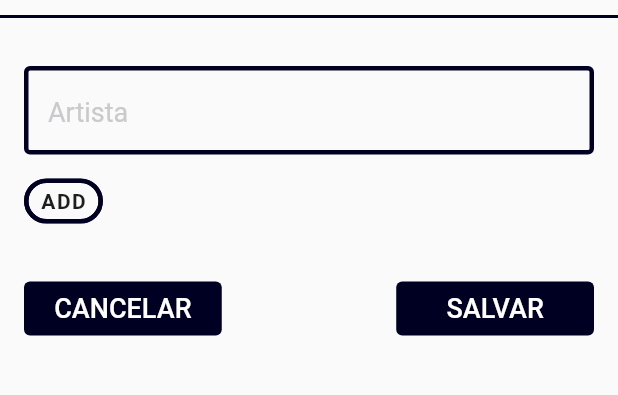
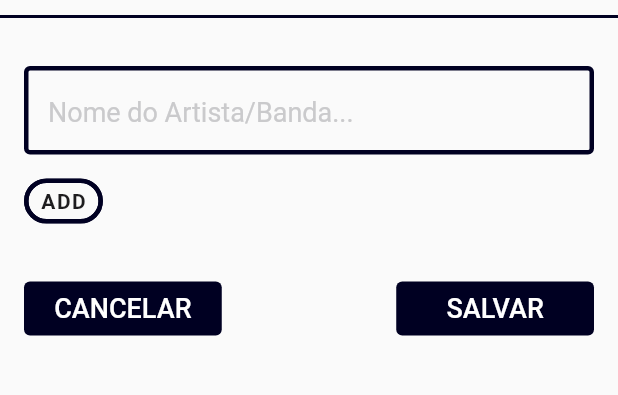
Before and after one commit to wurayan/OST_Tracker, a Flutter app: the CreateArtista screen opened directly, on a phone screen of 412 x 824 dp, the part 57-452 px from its top. Run offline on Flutter 3.47's test engine with Material 2 defaults, Android fonts, the phone set to English and light mode, and no system bars; our stand-ins replace bloc, cloud_firestore, firebase_auth, firebase_core, flutter_bloc, flutter_spinkit and 1 more; accounts and stored records are empty; Roboto replaces fonts that are missing (inter, oswald); statements that could not run were skipped.

Commit message:
Criação dos cards e criação de Artistas

```diff
--- /dev/null
+++ b/lib/components/autocomplete_textformfield.dart
@@ -0,0 +1,117 @@
+import 'package:flutter/material.dart';
+import 'package:flutter_bloc/flutter_bloc.dart';
+import 'package:ost_tracker_og/cubit/artista_cubit.dart';
+import 'package:ost_tracker_og/cubit/generic_state.dart';
+import 'package:ost_tracker_og/decoration/common.dart';
+import 'package:ost_tracker_og/decoration/shadows.dart';
+import 'package:ost_tracker_og/decoration/theme.dart';
+import 'package:ost_tracker_og/models/artista_model.dart';
+
+class AutocompleteTextformfield extends StatefulWidget {
+  final TextEditingController controller;
+  final String? hintText;
+  final double? width;
+  const AutocompleteTextformfield({
+    super.key,
+    required this.controller,
+    this.hintText,
+    this.width,
+  });
+
+  @override
+  State<AutocompleteTextformfield> createState() =>
+      _AutocompleteTextformfieldState();
+}
+
+class _AutocompleteTextformfieldState extends State<AutocompleteTextformfield> {
+  final ArtistaCubit _artista = ArtistaCubit();
+
+  @override
+  void initState() {
+    _artista.getArtistas();
+    super.initState();
+  }
+
+  @override
+  Widget build(BuildContext context) {
+    final double height = MediaQuery.sizeOf(context).height;
+    return BlocBuilder<ArtistaCubit, GenericState>(
+      bloc: _artista,
+      builder: (context, state) {
+        return Autocomplete<Artista>(
+          displayStringForOption: (option) => option.nome,
+          optionsBuilder: (textEditingValue) {
+            if (textEditingValue.text.isEmpty) {
+              return const Iterable<Artista>.empty();
+            } else if (state is ArtistaSuccess) {
+              return state.artistas.where((e) => e.nome
+                  .toLowerCase()
+                  .startsWith(textEditingValue.text.toLowerCase()));
+            } else if (state is ArtistaEmpty) {
+              return const Iterable.empty();
+            } else {
+              return [
+                Artista(
+                    id: "",
+                    nome: "carregando...",
+                    generos: [],
+                    dono: "",
+                    publico: false)
+              ].map((e) => e);
+            }
+          },
+          fieldViewBuilder:
+              (context, textEditingController, focusNode, onFieldSubmitted) =>
+                  TextField(
+                      controller: textEditingController,
+                      focusNode: focusNode,
+                      onTapOutside: (event) =>
+                          FocusManager.instance.primaryFocus!.unfocus(),
+                      onChanged: (value) => widget.controller.text = value,
+                      decoration: InputDecoration(
+                        enabledBorder: outline,
+                        focusedBorder: outline,
+                        errorBorder: error,
+                        focusedErrorBorder: error,
+                        hintText: widget.hintText,
+                        hintStyle: CustomTextTheme.hintText,
+                        contentPadding: const EdgeInsets.all(16),
+                      ),
+                      style: CustomTextTheme.hintText
+                          .copyWith(color: ColorTheme.text)),
+          onSelected: (option) {
+            widget.controller.text = option.nome;
+          },
+          optionsViewBuilder: (context, onSelected, options) => Material(
+            child: Align(
+              alignment: Alignment.topLeft,
+              child: Container(
+                decoration: BoxDecoration(
+                    boxShadow: const [Shadows.shadowMid],
+                    border: Border.all(color: ColorTheme.blackberry, width: 3),
+                    color: ColorTheme.white,
+                    borderRadius: BorderRadius.circular(4)),
+                width: widget.width ?? MediaQuery.sizeOf(context).width * 0.9,
+                height: options.isEmpty ? height * 0.05 : height * 0.3,
+                child: ListView.builder(
+                  padding: const EdgeInsets.all(10),
+                  itemCount: options.length,
+                  itemBuilder: (context, index) {
+                    final Artista artista = options.elementAt(index);
+                    return GestureDetector(
+                      onTap: () => onSelected(artista),
+                      child: Text(
+                        artista.nome,
+                        style: CustomTextTheme.hintText,
+                      ),
+                    );
+                  },
+                ),
+              ),
+            ),
+          ),
+        );
+      },
+    );
+  }
+}
--- a/lib/components/genero_chip.dart
+++ b/lib/components/genero_chip.dart
@@ -10,7 +10,7 @@ class GeneroChip extends StatelessWidget {
   @override
   Widget build(BuildContext context) {
     return Padding(
-      padding: const EdgeInsets.only(right: 12),
+      padding: const EdgeInsets.only(right: 8),
       child: Chip(
         label: Text(
           genero.nome,
--- a/lib/components/overflow_chip_itens.dart
+++ b/lib/components/overflow_chip_itens.dart
@@ -59,7 +59,7 @@ class MyDelegate extends MultiChildLayoutDelegate {
     // Carefully position each child until we run out of space.
     Offset offset = Offset.zero;
     for (int i = 0; i < _childrenCount; i++) {
-      if (offset.dx + childrenSizes[i].width < size.width) {
+      if (offset.dx + childrenSizes[i].width + 30 < size.width) {
         positionChild(i, offset);
         offset += Offset(childrenSizes[i].width, 0);
       } else {
@@ -71,5 +71,5 @@ class MyDelegate extends MultiChildLayoutDelegate {
   }
 
   @override
-  bool shouldRelayout(oldDelegate) => false;
+  bool shouldRelayout(oldDelegate) => true;
 }
--- a/lib/models/artista_model.dart
+++ b/lib/models/artista_model.dart
@@ -29,7 +29,7 @@ class Artista {
 
   static toMap(Artista artista) => {
         "nome": artista.nome,
-        "generos": artista.generos,
+        "generos": artista.generos.map((e) => e.id).toList(),
         "dono": artista.dono,
         "publico": artista.publico,
       };
--- a/lib/screens/artistas/assets/genero_wrap.dart
+++ b/lib/screens/artistas/assets/genero_wrap.dart
@@ -15,7 +15,6 @@ class _GeneroWrapState extends State<GeneroWrap> {
   @override
   Widget build(BuildContext context) {
     return Wrap(
-      // spacing: 6,
       runSpacing: 8,
       children: [..._generoChipBuilder()],
     );
--- a/lib/screens/artistas/create_artista.dart
+++ b/lib/screens/artistas/create_artista.dart
@@ -1,10 +1,12 @@
 import 'package:flutter/material.dart';
 import 'package:ost_tracker_og/components/appbar/appbar_custom.dart';
+import 'package:ost_tracker_og/components/autocomplete_textformfield.dart';
 import 'package:ost_tracker_og/components/button_row.dart';
 import 'package:ost_tracker_og/components/drawer/drawer_custom.dart';
-import 'package:ost_tracker_og/components/oneline_textformfield.dart';
+import 'package:ost_tracker_og/models/artista_model.dart';
 import 'package:ost_tracker_og/models/genero_model.dart';
 import 'package:ost_tracker_og/screens/artistas/assets/genero_wrap.dart';
+import 'package:ost_tracker_og/service/artista.dart';
 
 class CreateArtista extends StatelessWidget {
   CreateArtista({super.key});
@@ -25,17 +27,20 @@ class CreateArtista extends StatelessWidget {
           children: [
             Padding(
               padding: const EdgeInsets.fromLTRB(0, 32, 0, 16),
-              child: OnelineTextformfield(
+              child: AutocompleteTextformfield(
                 controller: _nomeController,
-                hintText: "Artista",
-                validator: (e) =>
-                    e == null || e.isEmpty ? "Campo Obrigatório" : null,
+                hintText: "Nome do Artista/Banda...",
+                width: MediaQuery.sizeOf(context).width - 32,
               ),
             ),
             GeneroWrap(generos: generos),
             Padding(
               padding: const EdgeInsets.only(top: 32),
-              child: ButtonRow(function: () {}),
+              child: ButtonRow(function: () => _salvar()
+                  .then(
+                    (value) => Navigator.pop(context, true),
+                  ),
+                  ),
             )
           ],
         ),
@@ -43,5 +48,15 @@ class CreateArtista extends StatelessWidget {
     );
   }
 
-  Future<void> _salvar() async {}
+  Future<void> _salvar() async {
+    final ArtistaFirestore artista = ArtistaFirestore();
+    await artista.saveArtista(
+      Artista(
+          id: "",
+          nome: _nomeController.text,
+          generos: generos,
+          dono: "",
+          publico: false),
+    );
+  }
 }
--- a/lib/service/artista.dart
+++ b/lib/service/artista.dart
@@ -19,10 +19,9 @@ class ArtistaFirestore {
     for (var artista in res.docs) {
       Map<String, dynamic> map = artista.data();
       map["id"] = artista.id;
-      map["generos"] = Future.wait(List.from(map["generos"])
+      map["generos"] = await Future.wait(List.from(map["generos"])
           .map((e) async => await _genero.getOnlyGenero(e))
           .toList());
-      print(map["generos"]);
       artistas.add(Artista.fromMap(map));
     }
     return artistas;
```
Also changed, not shown: lib/screens/artistas/artista_screen.dart (+6 -2 lines), lib/screens/artistas/assets/artista_card.dart (+18 -5 lines), 4 other files.
